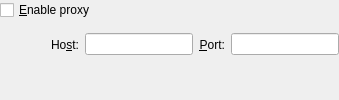
Old version of the form vbox/src/VBox/Frontends/VirtualBox/src/settings/global/UIGlobalSettingsProxy.ui in the repository jljuxgm/vboxgit.
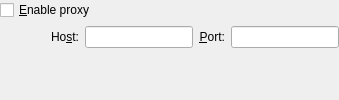
New version of the form. Custom widgets are drawn as their Qt base class.

Commit message:
commit_47197 ------------------------------------------------------------------------ r47197 | vboxsync | 2013-07-16 23:11:19 +0800 (Tue, 16 Jul 2013) | 1 line
FE/Qt: Global properties: Proxy page: Fixing X11 layout bug.
------------------------------------------------------------------------

The edit to the form file:
```diff
--- a/vbox/src/VBox/Frontends/VirtualBox/src/settings/global/UIGlobalSettingsProxy.ui
+++ b/vbox/src/VBox/Frontends/VirtualBox/src/settings/global/UIGlobalSettingsProxy.ui
@@ -47,7 +47,7 @@
    <item row="1" column="1" colspan="2">
     <widget class="QWidget" name="m_pContainerProxy">
      <property name="sizePolicy">
-      <sizepolicy vsizetype="MinimumExpanding" hsizetype="MinimumExpanding">
+      <sizepolicy vsizetype="Minimum" hsizetype="MinimumExpanding">
        <horstretch>1</horstretch>
        <verstretch>0</verstretch>
       </sizepolicy>
```
